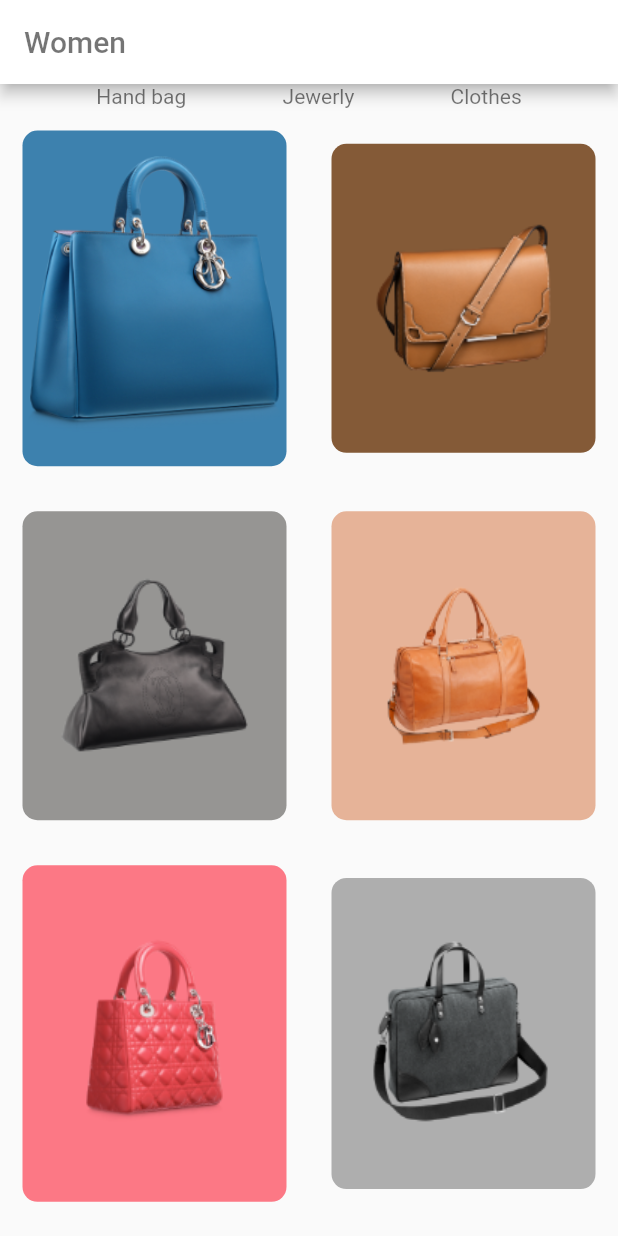
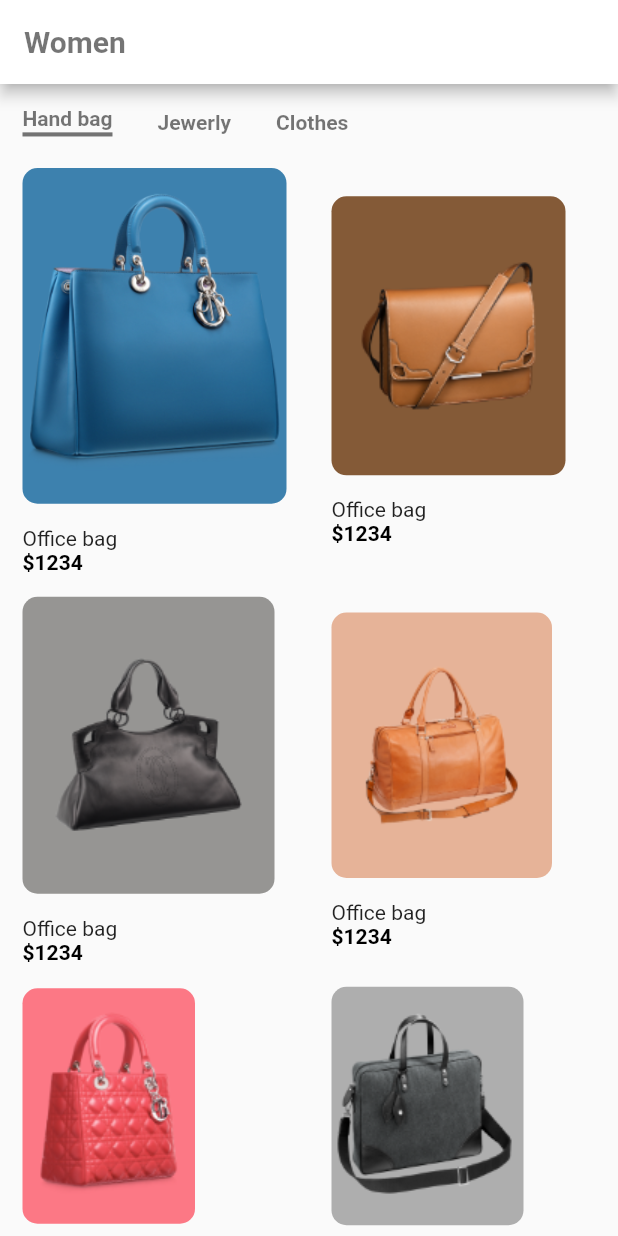
Before and after one commit to danaFlorescu/flutter-shop, a Flutter app: the screen it shows after launch, on a phone screen of 412 x 824 dp. Run offline on Flutter 3.47's test engine with Material 2 defaults, Android fonts, the phone set to English and light mode, and no system bars.

Commit message:
updated the ui

```diff
--- a/lib/components/reusable_card.dart
+++ b/lib/components/reusable_card.dart
@@ -10,7 +10,10 @@ class ReusableCard extends StatelessWidget {
   Widget build(BuildContext context) {
     return GestureDetector(
       onTap: () {},
-      child: Container(
+      child: Column(
+        crossAxisAlignment: CrossAxisAlignment.start,
+        children: [
+          Container(
             margin: EdgeInsets.all(15.0),
             padding: EdgeInsets.fromLTRB(0, 15, 0, 15),
             decoration: BoxDecoration(
@@ -19,6 +22,22 @@ class ReusableCard extends StatelessWidget {
             ),
             child: Image.asset(imagePath),
           ),
+          Container(
+            margin: EdgeInsets.fromLTRB(15, 0, 0, 0),
+            child: Text(
+              'Office bag',
+            ),
+          ),
+          Container(
+            margin: EdgeInsets.fromLTRB(15, 0, 0, 0),
+            child: Text(
+              '\$1234',
+              style:
+                  TextStyle(fontWeight: FontWeight.bold, color: Colors.black),
+            ),
+          ),
+        ],
+      ),
     );
   }
 }
--- a/lib/constants.dart
+++ b/lib/constants.dart
@@ -1,3 +1,16 @@
 import 'package:flutter/material.dart';
 
-const textGreyStyle = TextStyle(color: Colors.black54);
+const textGreyStyle = TextStyle(
+  color: Colors.black54,
+  fontWeight: FontWeight.bold,
+);
+
+const textGreyStyleSelected = TextStyle(
+  shadows: [Shadow(color: Colors.black54, offset: Offset(0, -5))],
+  color: Colors.transparent,
+  decoration: TextDecoration.underline,
+  decorationColor: Colors.black54,
+  decorationThickness: 4,
+  decorationStyle: TextDecorationStyle.solid,
+  fontWeight: FontWeight.bold,
+);
--- a/lib/screens/home_page.dart
+++ b/lib/screens/home_page.dart
@@ -18,21 +18,31 @@ class HomePage extends StatelessWidget {
       body: Scrollbar(
         child: SingleChildScrollView(
           child: Column(
+            crossAxisAlignment: CrossAxisAlignment.start,
             children: [
               Row(
-                mainAxisAlignment: MainAxisAlignment.spaceEvenly,
+                //mainAxisAlignment: MainAxisAlignment.spaceEvenly,
                 children: [
-                  Text(
-                    'Hand bag',
-                    style: textGreyStyle,
+                  Padding(
+                    padding: const EdgeInsets.fromLTRB(15, 20, 15, 5),
+                    child: Text(
+                      'Hand bag',
+                      style: textGreyStyleSelected,
+                    ),
                   ),
-                  Text(
-                    'Jewerly',
-                    style: textGreyStyle,
+                  Padding(
+                    padding: const EdgeInsets.fromLTRB(15, 15, 15, 5),
+                    child: Text(
+                      'Jewerly',
+                      style: textGreyStyle,
+                    ),
                   ),
-                  Text(
-                    'Clothes',
-                    style: textGreyStyle,
+                  Padding(
+                    padding: const EdgeInsets.fromLTRB(15, 15, 15, 5),
+                    child: Text(
+                      'Clothes',
+                      style: textGreyStyle,
+                    ),
                   ),
                 ],
               ),
```
Lines whose indentation alone changed are shown as unchanged.
